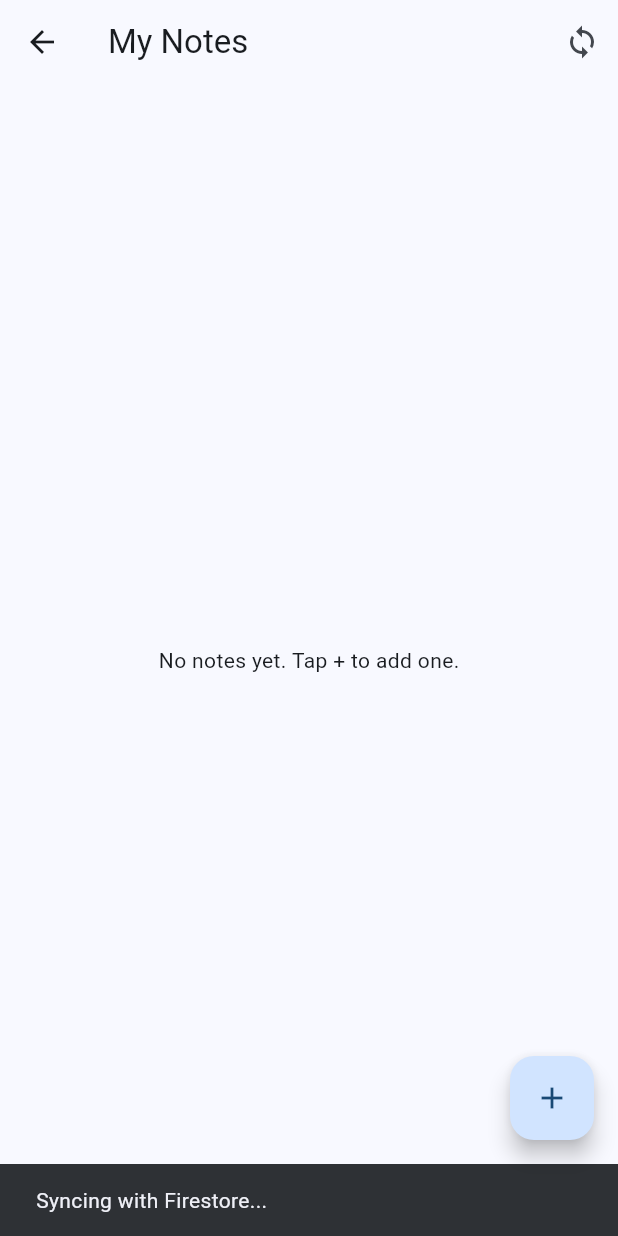
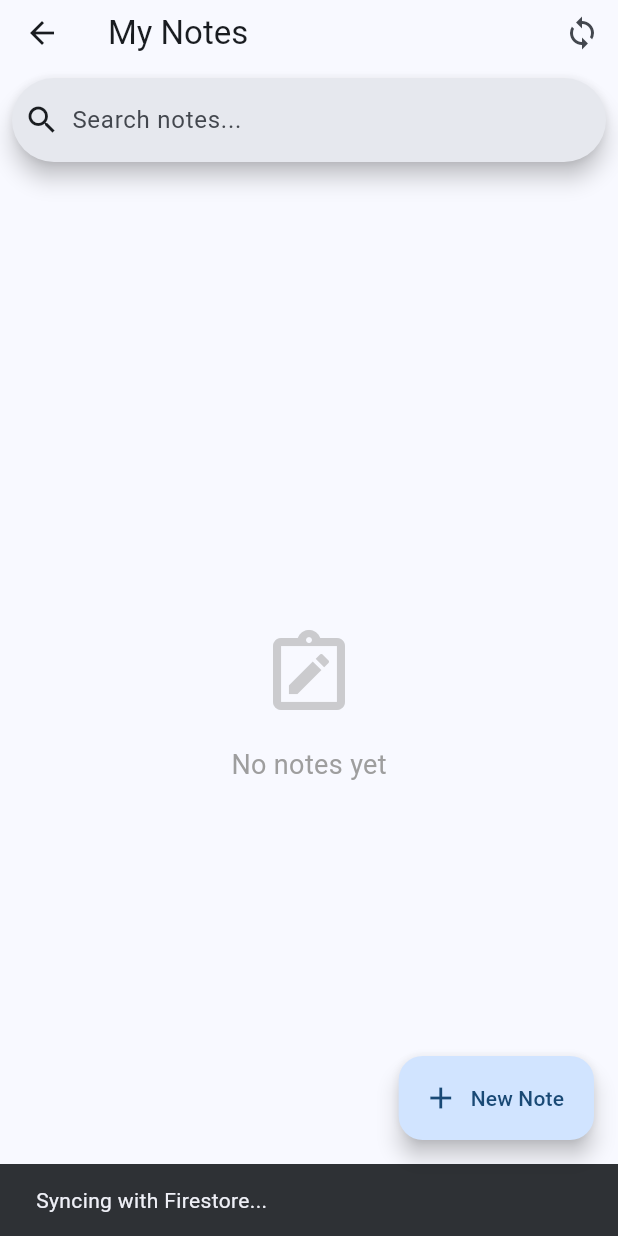
Before and after one commit to Md-Raju-Mia/Flutter_Starter_Kit, a Flutter app: the NotesScreen screen opened directly, after a tap on the "sync" icon, on a phone screen of 412 x 824 dp. Run offline on Flutter 3.47's test engine with Material 3 defaults, Android fonts, the phone set to English and light mode, and no system bars; our stand-ins replace cloud_firestore, dio, firebase_auth, firebase_core, flutter_riverpod, hive and 3 more; accounts and stored records are empty; network calls fail.

Commit message:
improve note

```diff
--- a/lib/presentation/screens/notes_screen.dart
+++ b/lib/presentation/screens/notes_screen.dart
@@ -1,5 +1,6 @@
 import 'package:flutter/material.dart';
 import 'package:flutter_riverpod/flutter_riverpod.dart';
+import 'package:intl/intl.dart';
 import '../state_management/notes_provider.dart';
 
 class NotesScreen extends ConsumerWidget {
@@ -7,7 +8,8 @@ class NotesScreen extends ConsumerWidget {
 
   @override
   Widget build(BuildContext context, WidgetRef ref) {
-    final notesAsync = ref.watch(notesProvider);
+    final notesAsync = ref.watch(filteredNotesProvider);
+    final searchQuery = ref.watch(notesSearchQueryProvider);
 
     return Scaffold(
       appBar: AppBar(
@@ -15,59 +17,103 @@ class NotesScreen extends ConsumerWidget {
         actions: [
           IconButton(
             icon: const Icon(Icons.sync),
+            tooltip: 'Sync with Cloud',
             onPressed: () async {
               ScaffoldMessenger.of(context).showSnackBar(
-                const SnackBar(content: Text('Syncing with Firestore...')),
+                const SnackBar(content: Text('Syncing with Firestore...'), duration: Duration(seconds: 1)),
               );
+              try {
                 await ref.read(notesProvider.notifier).syncNotes();
                 if (context.mounted) {
-                notesAsync.whenData((_) {
                   ScaffoldMessenger.of(context).showSnackBar(
                     const SnackBar(content: Text('Sync successful!'), backgroundColor: Colors.green),
                   );
-                });
+                }
+              } catch (e) {
+                if (context.mounted) {
+                  ScaffoldMessenger.of(context).showSnackBar(
+                    SnackBar(content: Text('Sync failed: $e'), backgroundColor: Colors.red),
+                  );
+                }
               }
             },
           ),
         ],
+        bottom: PreferredSize(
+          preferredSize: const Size.fromHeight(60),
+          child: Padding(
+            padding: const EdgeInsets.all(8.0),
+            child: SearchBar(
+              hintText: 'Search notes...',
+              leading: const Icon(Icons.search),
+              onChanged: (value) => ref.read(notesSearchQueryProvider.notifier).state = value,
+              trailing: searchQuery.isNotEmpty
+                ? [IconButton(icon: const Icon(Icons.clear), onPressed: () => ref.read(notesSearchQueryProvider.notifier).state = '')]
+                : null,
+            ),
+          ),
+        ),
       ),
       body: notesAsync.when(
         data: (notes) => notes.isEmpty
-          ? const Center(child: Text('No notes yet. Tap + to add one.'))
+          ? Center(
+              child: Column(
+                mainAxisAlignment: MainAxisAlignment.center,
+                children: [
+                  Icon(Icons.note_alt_outlined, size: 64, color: Colors.grey.withValues(alpha: 0.5)),
+                  const SizedBox(height: 16),
+                  Text(searchQuery.isEmpty ? 'No notes yet' : 'No matching notes found',
+                    style: const TextStyle(fontSize: 18, color: Colors.grey)),
+                ],
+              ),
+            )
           : ListView.builder(
+              padding: const EdgeInsets.only(top: 8, bottom: 80),
               itemCount: notes.length,
               itemBuilder: (context, index) {
                 final note = notes[index];
-            return Card(
-              margin: const EdgeInsets.symmetric(horizontal: 16, vertical: 8),
+                return Dismissible(
+                  key: Key(note.id),
+                  background: Container(
+                    color: Colors.red,
+                    alignment: Alignment.centerRight,
+                    padding: const EdgeInsets.only(right: 20),
+                    child: const Icon(Icons.delete, color: Colors.white),
+                  ),
+                  direction: DismissDirection.endToStart,
+                  onDismissed: (_) => ref.read(notesProvider.notifier).deleteNote(note.id),
+                  child: Card(
+                    margin: const EdgeInsets.symmetric(horizontal: 16, vertical: 6),
+                    elevation: 2,
+                    shape: RoundedRectangleBorder(borderRadius: BorderRadius.circular(12)),
                     child: ListTile(
-                title: Text(note.title, style: const TextStyle(fontWeight: FontWeight.bold)),
-                subtitle: Text(note.content),
-                trailing: IconButton(
-                  icon: const Icon(Icons.delete, color: Colors.red),
-                  onPressed: () => ref.read(notesProvider.notifier).deleteNote(note.id),
+                      contentPadding: const EdgeInsets.all(16),
+                      title: Text(note.title, style: const TextStyle(fontWeight: FontWeight.bold, fontSize: 16)),
+                      subtitle: Column(
+                        crossAxisAlignment: CrossAxisAlignment.start,
+                        children: [
+                          const SizedBox(height: 8),
+                          Text(note.content, maxLines: 3, overflow: TextOverflow.ellipsis),
+                          const SizedBox(height: 12),
+                          Text(
+                            DateFormat('MMM dd, yyyy - hh:mm a').format(note.createdAt),
+                            style: TextStyle(fontSize: 12, color: Colors.grey.shade600),
+                          ),
+                        ],
+                      ),
+                      isThreeLine: true,
                     ),
                   ),
                 );
               },
             ),
         loading: () => const Center(child: CircularProgressIndicator()),
-        error: (err, stack) => Center(
-          child: Column(
-            mainAxisAlignment: MainAxisAlignment.center,
-            children: [
-              Text('Error: $err', style: const TextStyle(color: Colors.red)),
-              ElevatedButton(
-                onPressed: () => ref.read(notesProvider.notifier).loadNotes(),
-                child: const Text('Retry'),
-              )
-            ],
+        error: (err, stack) => Center(child: Text('Error: $err')),
       ),
-        ),
-      ),
-      floatingActionButton: FloatingActionButton(
+      floatingActionButton: FloatingActionButton.extended(
         onPressed: () => _showAddNoteDialog(context, ref),
-        child: const Icon(Icons.add),
+        label: const Text('New Note'),
+        icon: const Icon(Icons.add),
       ),
     );
   }
@@ -76,40 +122,45 @@ class NotesScreen extends ConsumerWidget {
     final titleController = TextEditingController();
     final contentController = TextEditingController();
 
-    showDialog(
+    showModalBottomSheet(
       context: context,
-      builder: (context) => AlertDialog(
-        title: const Text('New Note'),
-        content: Column(
+      isScrollControlled: true,
+      builder: (context) => Padding(
+        padding: EdgeInsets.only(
+          bottom: MediaQuery.of(context).viewInsets.bottom,
+          left: 16, right: 16, top: 16
+        ),
+        child: Column(
           mainAxisSize: MainAxisSize.min,
+          crossAxisAlignment: CrossAxisAlignment.stretch,
           children: [
+            const Text('Create New Note', style: TextStyle(fontSize: 20, fontWeight: FontWeight.bold)),
+            const SizedBox(height: 16),
             TextField(
               controller: titleController,
               decoration: const InputDecoration(labelText: 'Title', border: OutlineInputBorder()),
+              autofocus: true,
             ),
-            const SizedBox(height: 10),
+            const SizedBox(height: 12),
             TextField(
               controller: contentController,
-              maxLines: 3,
-              decoration: const InputDecoration(labelText: 'Content', border: OutlineInputBorder()),
+              maxLines: 5,
+              decoration: const InputDecoration(labelText: 'Write something...', border: OutlineInputBorder()),
             ),
-          ],
-        ),
-        actions: [
-          TextButton(onPressed: () => Navigator.pop(context), child: const Text('Cancel')),
+            const SizedBox(height: 16),
             ElevatedButton(
               onPressed: () {
                 if (titleController.text.isNotEmpty) {
-                ref.read(notesProvider.notifier).addNote(
-                  titleController.text,
-                  contentController.text,
-                );
+                  ref.read(notesProvider.notifier).addNote(titleController.text, contentController.text);
                   Navigator.pop(context);
                 }
               },
+              style: ElevatedButton.styleFrom(padding: const EdgeInsets.all(16)),
               child: const Text('Save Note'),
             ),
+            const SizedBox(height: 16),
           ],
+        ),
       ),
     );
   }
--- a/lib/presentation/state_management/notes_provider.dart
+++ b/lib/presentation/state_management/notes_provider.dart
@@ -3,6 +3,20 @@ import 'package:uuid/uuid.dart';
 import '../../data/models/note_model.dart';
 import '../../data/providers/repository_providers.dart';
 import 'auth_provider.dart';
+
+final notesSearchQueryProvider = StateProvider<String>((ref) => '');
+
+final filteredNotesProvider = Provider<AsyncValue<List<NoteModel>>>((ref) {
+  final notesAsync = ref.watch(notesProvider);
+  final searchQuery = ref.watch(notesSearchQueryProvider).toLowerCase();
+
+  return notesAsync.whenData((notes) {
+    if (searchQuery.isEmpty) return notes;
+    return notes.where((note) =>
+        note.title.toLowerCase().contains(searchQuery) ||
+        note.content.toLowerCase().contains(searchQuery)).toList();
+  });
+});
 
 final notesProvider = StateNotifierProvider<NotesNotifier, AsyncValue<List<NoteModel>>>((ref) {
   return NotesNotifier(ref);
@@ -45,6 +59,7 @@ class NotesNotifier extends StateNotifier<AsyncValue<List<NoteModel>>> {
       await loadNotes();
     } catch (e) {
       state = AsyncValue.error(e, StackTrace.current);
+      rethrow;
     }
   }
 }
```
Lines whose indentation alone changed are shown as unchanged.
